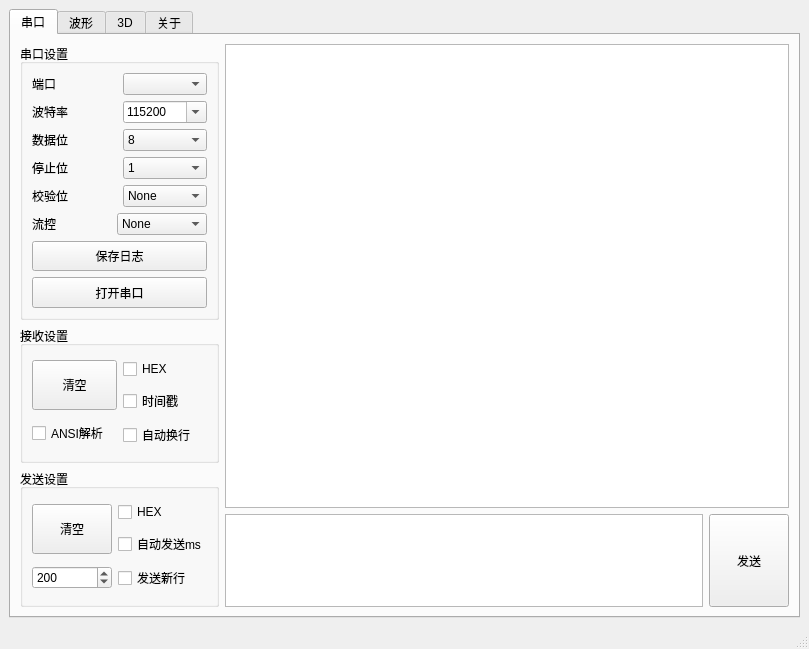
This is mainwindow.ui in HaydenHu/HiCOM as Qt 5 draws it before an edit. The edited form follows.
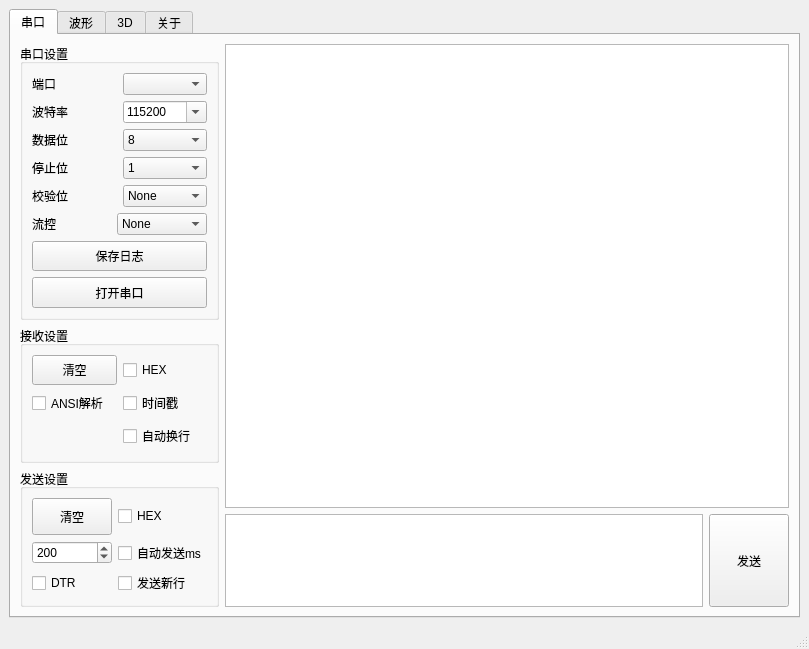
This is the edited form. Icons and pictures are not drawn.

Diff of the .ui file:
```diff
--- a/mainwindow.ui
+++ b/mainwindow.ui
@@ -298,10 +298,8 @@
             <property name="title">
              <string>接收设置</string>
             </property>
-            <layout class="QHBoxLayout" name="horizontalLayout_6">
-             <item>
-              <layout class="QVBoxLayout" name="verticalLayout_8">
-               <item>
+            <layout class="QGridLayout" name="gridLayout_recv">
+             <item row="0" column="0">
                 <widget class="QPushButton" name="clearBt">
                  <property name="sizePolicy">
                   <sizepolicy hsizetype="Minimum" vsizetype="Expanding">
@@ -320,32 +318,41 @@
                  </property>
                 </widget>
                </item>
-               <item>
+             <item row="0" column="1">
+              <widget class="QCheckBox" name="chk_rev_hex">
+               <property name="text">
+                <string>HEX</string>
+               </property>
+              </widget>
+             </item>
+             <item row="1" column="0">
                 <widget class="QCheckBox" name="chk_rev_ansi">
                  <property name="text">
                   <string>ANSI解析</string>
                  </property>
                 </widget>
                </item>
-              </layout>
-             </item>
-             <item>
-              <layout class="QVBoxLayout" name="verticalLayout">
-               <item>
-                <widget class="QCheckBox" name="chk_rev_hex">
-                 <property name="text">
-                  <string>HEX</string>
-                 </property>
-                </widget>
-               </item>
-               <item>
+             <item row="1" column="1">
                 <widget class="QCheckBox" name="chk_rev_time">
                  <property name="text">
                   <string>时间戳</string>
                  </property>
                 </widget>
                </item>
-               <item>
+             <item row="2" column="0">
+              <spacer name="verticalSpacer_recv">
+               <property name="orientation">
+                <enum>Qt::Vertical</enum>
+               </property>
+               <property name="sizeHint" stdset="0">
+                <size>
+                 <width>20</width>
+                 <height>20</height>
+                </size>
+               </property>
+              </spacer>
+             </item>
+             <item row="2" column="1">
                 <widget class="QCheckBox" name="chk_rev_line">
                  <property name="text">
                   <string>自动换行</string>
@@ -353,8 +360,6 @@
                 </widget>
                </item>
               </layout>
-             </item>
-            </layout>
            </widget>
           </item>
           <item>
@@ -362,10 +367,8 @@
             <property name="title">
              <string>发送设置</string>
             </property>
-            <layout class="QHBoxLayout" name="horizontalLayout_7">
-             <item>
-              <layout class="QVBoxLayout" name="verticalLayout_4">
-               <item>
+            <layout class="QGridLayout" name="gridLayout_send">
+             <item row="0" column="0">
                 <widget class="QPushButton" name="btnClearSend">
                  <property name="sizePolicy">
                   <sizepolicy hsizetype="Minimum" vsizetype="Expanding">
@@ -384,7 +387,14 @@
                  </property>
                 </widget>
                </item>
-               <item>
+             <item row="0" column="1">
+              <widget class="QCheckBox" name="chk_send_hex">
+               <property name="text">
+                <string>HEX</string>
+               </property>
+              </widget>
+             </item>
+             <item row="1" column="0">
                 <widget class="QSpinBox" name="txtSendMs">
                  <property name="maximum">
                   <number>360000</number>
@@ -394,32 +404,26 @@
                  </property>
                 </widget>
                </item>
-              </layout>
-             </item>
-             <item>
-              <layout class="QVBoxLayout" name="verticalLayout_3">
-               <item>
-                <widget class="QCheckBox" name="chk_send_hex">
-                 <property name="text">
-                  <string>HEX</string>
-                 </property>
-                </widget>
-               </item>
-               <item>
+             <item row="1" column="1">
                 <widget class="QCheckBox" name="chkTimSend">
                  <property name="text">
                   <string>自动发送ms</string>
                  </property>
                 </widget>
                </item>
-               <item>
+             <item row="2" column="0">
+              <widget class="QCheckBox" name="chkDtrSend">
+               <property name="text">
+                <string>DTR</string>
+               </property>
+              </widget>
+             </item>
+             <item row="2" column="1">
                 <widget class="QCheckBox" name="chk_send_line">
                  <property name="text">
                   <string>发送新行</string>
                  </property>
                 </widget>
-               </item>
-              </layout>
              </item>
             </layout>
            </widget>
```
Lines whose indentation alone changed are shown as unchanged.
